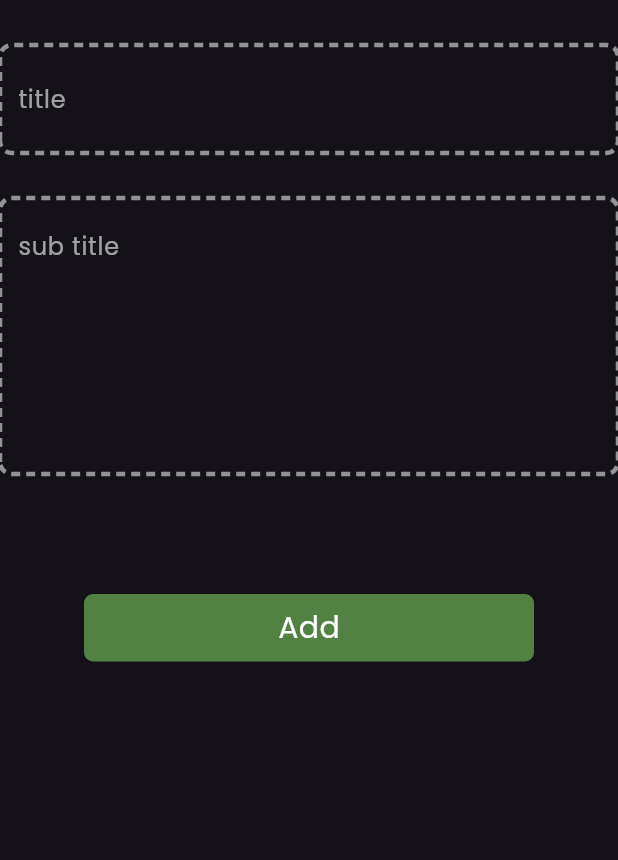
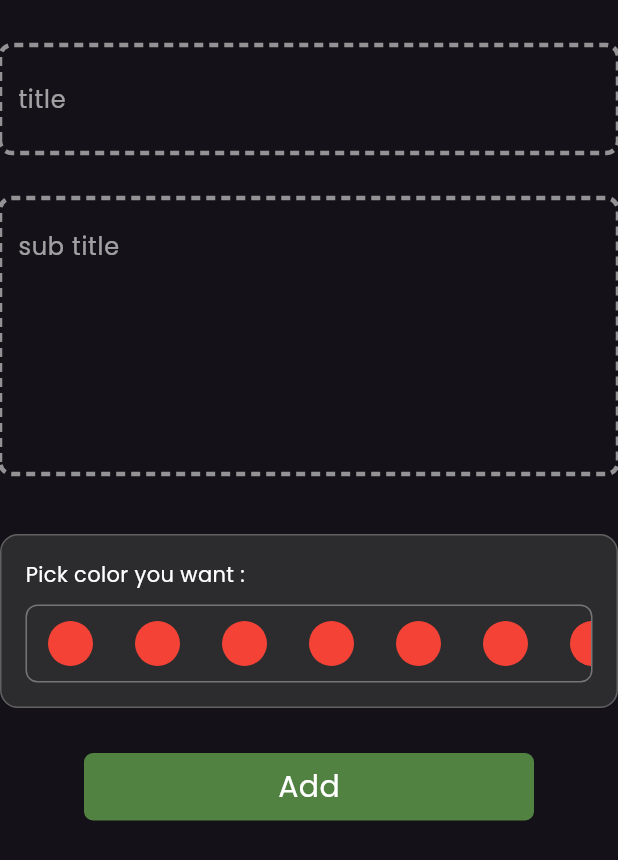
Before and after one commit to kerolskhalf/ultimate_notes_app, a Flutter app: the CustomFormValidator widget shown alone on an empty page, opened directly, on a phone screen of 412 x 824 dp. Shown: the top 860 px of the screen. Run offline on Flutter 3.47's test engine with Material 3 defaults, Android fonts, the phone set to English and light mode, and no system bars; drawn by our look-alikes of dotted_border; our stand-ins replace flutter_bloc, hive, hive_flutter; accounts and stored records are empty.

Commit message:
finish color picking design only

```diff
--- a/lib/cubits/notes_cubit/notes_state.dart
+++ b/lib/cubits/notes_cubit/notes_state.dart
@@ -1,7 +1,4 @@
-import 'package:notes_app/logic/model/note_model.dart';
-
-
 abstract class NotesState{}
 class StateInitial extends NotesState{}
-// class NotesLoading extends NotesState{}
+
 class NotesSuccess extends NotesState{}
--- /dev/null
+++ b/lib/views/widgets/color_picker_ui.dart
@@ -0,0 +1,39 @@
+import 'package:flutter/material.dart';
+
+import 'colors_list.dart';
+
+class ColorPickerUI extends StatelessWidget {
+  const ColorPickerUI({super.key});
+
+  @override
+  Widget build(BuildContext context) {
+    return Container(
+      padding: EdgeInsets.all(16),
+      decoration: BoxDecoration(
+        color: Color(0xFF2C2C2E), // Dark grey to match your UI
+        border: Border.all(color: Colors.grey.shade700, width: 1),
+        borderRadius: BorderRadius.circular(12), // Consistent with inner container
+      ),
+      child: Column(
+        crossAxisAlignment: CrossAxisAlignment.start,
+        children: [
+          Text(
+            'Pick color you want :',
+            style: TextStyle(color: Colors.white),
+          ),
+          SizedBox(height: 10),
+          Container(
+            decoration: BoxDecoration(
+
+              border: Border.all(width: 1, color: Colors.grey.shade600),
+              borderRadius: BorderRadius.circular(8),
+            ),
+
+            width: double.infinity,
+            child:ColorsList() ,
+          ),
+        ],
+      ),
+    );
+  }
+}
--- /dev/null
+++ b/lib/views/widgets/colors_list.dart
@@ -0,0 +1,36 @@
+import 'package:flutter/material.dart';
+
+class ColorPicker extends StatelessWidget {
+  const ColorPicker({super.key});
+
+  @override
+  Widget build(BuildContext context) {
+    return
+      Padding(
+        padding: const EdgeInsets.symmetric(vertical: 10,horizontal: 4),
+        child: const CircleAvatar(
+          backgroundColor:Colors.red ,
+          radius: 25,),
+      );
+  }
+}
+
+
+
+
+class ColorsList extends StatelessWidget {
+  const ColorsList({super.key});
+
+  @override
+  Widget build(BuildContext context) {
+    return SizedBox(
+      height:50 ,
+      child: ListView.builder(itemBuilder: (context, index) {
+        return ColorPicker();
+
+      },itemCount: 7,
+        scrollDirection: Axis.horizontal,
+      ),
+    );
+  }
+}
--- a/lib/views/widgets/custom_form_validator.dart
+++ b/lib/views/widgets/custom_form_validator.dart
@@ -1,9 +1,9 @@
 import 'package:flutter/material.dart';
 import 'package:flutter_bloc/flutter_bloc.dart';
 import 'package:notes_app/cubits/add_note_cubit/add_note_state.dart';
-
 import '../../cubits/add_note_cubit/add_note_cubit.dart';
 import '../../logic/model/note_model.dart';
+import 'color_picker_ui.dart';
 import 'custom_button.dart';
 import 'custom_dotted_text_field.dart';
 
@@ -42,7 +42,11 @@ class _CustomFormValidatorState extends State<CustomFormValidator> {
                 subTitle = value;
               },
             ),
-            const SizedBox(height: 80,),
+            const SizedBox(height: 40,),
+
+            ColorPickerUI(),
+            const SizedBox(height: 30),
+
             BlocBuilder<AddNoteCubit,AddNoteState>(
               builder: (context,state) => SaveButton(
                 isLoading: state is AddNoteLoading ? true :false ,
@@ -64,6 +68,7 @@ class _CustomFormValidatorState extends State<CustomFormValidator> {
 
               ),
             ),
+
             const SizedBox(height: 30),
           ],
         ),
```
